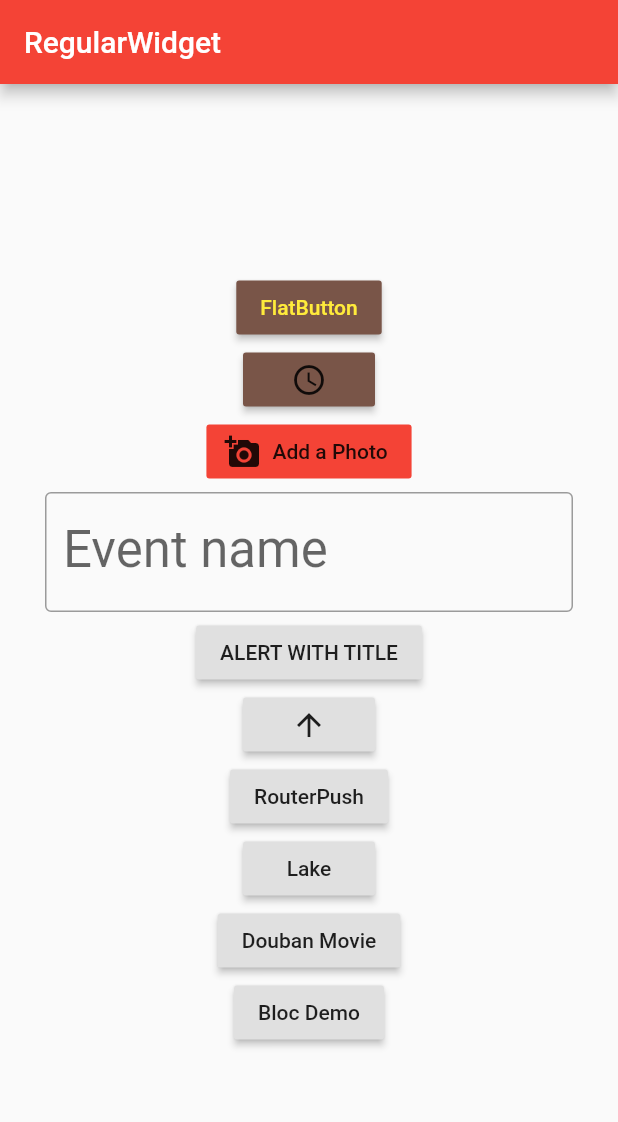
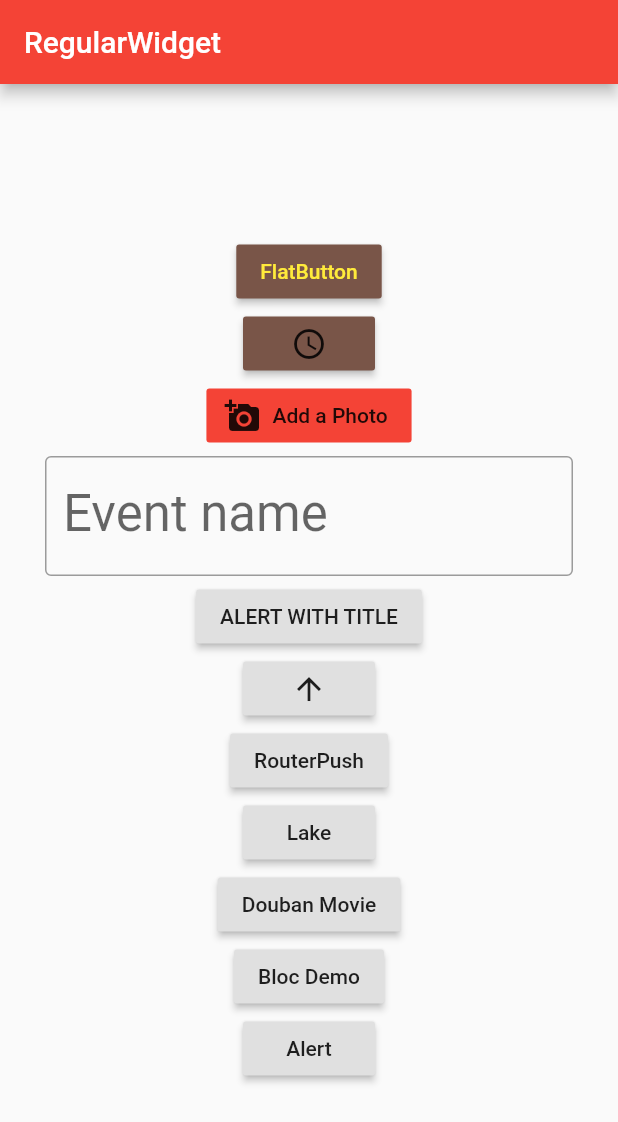
Before and after one commit to taojigu/hello_flutter, a Flutter app: the screen it shows after launch, on a phone screen of 412 x 824 dp. Shown: the top 1122 px of the screen. Run offline on Flutter 3.47's test engine with Material 2 defaults, Android fonts, the phone set to English and light mode, and no system bars; our stand-ins replace cached_network_image.

```diff
--- a/lib/regular_widget_demo_page.dart
+++ b/lib/regular_widget_demo_page.dart
@@ -1,4 +1,5 @@
 import 'package:flutter/material.dart';
+import 'package:hello_flutter/alert/alert_demo_page.dart';
 import 'package:hello_flutter/bloc/bloc_demo_page.dart';
 import 'listview_demo_page.dart';
 import 'layout/lake_page.dart';
@@ -12,7 +13,12 @@ class RegularWidgetDemoPage extends StatefulWidget {
 
 class _RegularWidgetDemoPageState extends State<RegularWidgetDemoPage> {
 
+  @override
+  void initState() {
+    super.initState();
+    //idgetsBinding.instance.addPostFrameCallb
 
+  }
 
   Widget _pushRouterListViewPageButton () {
     return RaisedButton(
@@ -79,6 +85,7 @@ class _RegularWidgetDemoPageState extends State<RegularWidgetDemoPage> {
             _pushLakeButton(),
             _pushDoubanButton(),
             _pushBlocPageButton(),
+            _pushAlertDemoPage(),
           ];
       return Scaffold(
         appBar: AppBar(
@@ -106,7 +113,7 @@ class _RegularWidgetDemoPageState extends State<RegularWidgetDemoPage> {
       );
     }
 
-    _pushLakeButton() {
+    Widget _pushLakeButton() {
       return RaisedButton(
         child: Text("Lake"),
         onPressed: () {
@@ -164,4 +171,14 @@ class _RegularWidgetDemoPageState extends State<RegularWidgetDemoPage> {
         }
       );
     }
+
+    Widget _pushAlertDemoPage() {
+      return RaisedButton(
+        child:Text('Alert'),
+        onPressed: () {
+          Navigator.push(context,
+          new MaterialPageRoute(builder: (context) => new AlertDemoPage()));
+        }
+      );
+    }
 }
--- a/pubspec.yaml
+++ b/pubspec.yaml
@@ -32,6 +32,9 @@ dependencies:
   # The following adds the Cupertino Icons font to your application.
   # Use with the CupertinoIcons class for iOS style icons.
   cupertino_icons: ^0.1.2
+  video_player : any
+  device_info : any
+  connectivity : any
 
 dev_dependencies:
   flutter_test:
```
Also changed, not shown: lib/alert/after_alert_page.dart (added, +22 -0 lines), lib/alert/alert_demo_page.dart (added, +79 -0 lines), pubspec.lock, 4 other files.
